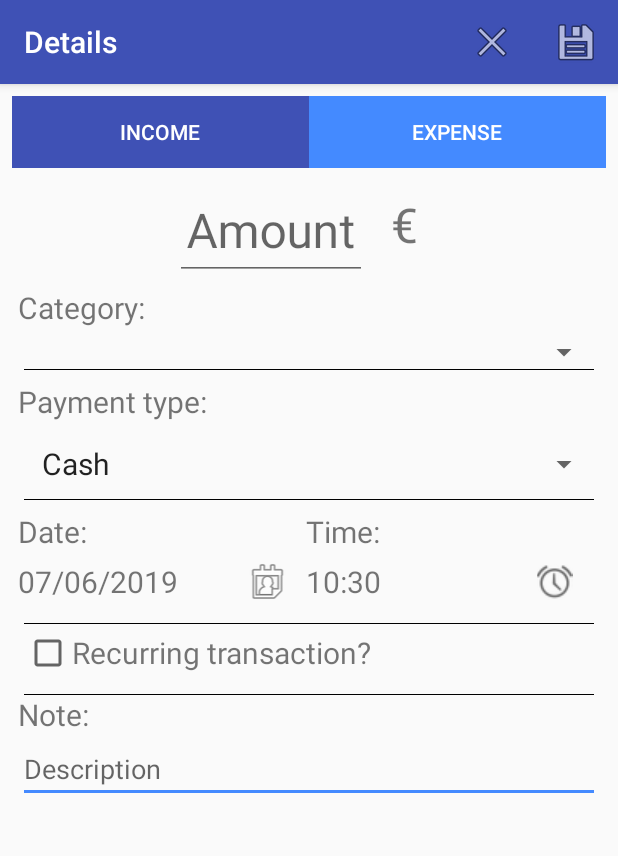
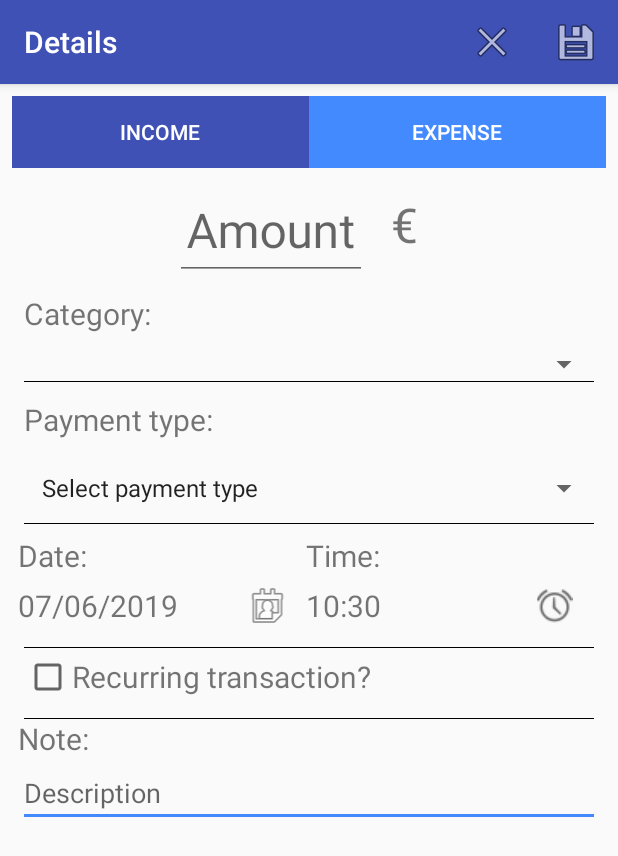
Before and after one commit to kartikprabhu20/YourEuro, an Android app: the DetailInputActivity screen opened directly, with no data from a screen before it, on a phone screen of 412 x 824 dp. Shown: the top 856 px of the screen. Run offline under Robolectric (Android 15) with nearby library versions, the phone set to English and light mode, and no system bars; our stand-ins replace ButterKnife, Room's generated code; libraries missing offline, so code that uses them is left out: android.arch.persistence.

Commit message:
#Error on empty category, payment type. Circular image. DetailInputActivity

```diff
--- a/YourEuro/app/src/main/java/com/artexceptionals/youreuro/DetailInputActivity.java
+++ b/YourEuro/app/src/main/java/com/artexceptionals/youreuro/DetailInputActivity.java
@@ -11,6 +11,8 @@ import android.view.Menu;
 import android.view.MenuItem;
 import android.view.View;
 import android.view.WindowManager;
+import android.view.animation.Animation;
+import android.view.animation.AnimationUtils;
 import android.widget.ArrayAdapter;
 import android.widget.CheckBox;
 import android.widget.DatePicker;
@@ -91,6 +93,12 @@ public class DetailInputActivity extends AppCompatActivity implements View.OnCli
     @BindView(R.id.togglebutton_income)
     ToggleButton incomeToggleButton;
 
+    @BindView(R.id.category_selected_ll)
+    LinearLayout categoryLinearLayout;
+
+    @BindView(R.id.selected_paymenttype)
+    TextView paymentTypeTextView;
+
     MoneyControlManager moneyControlManager;
     ArrayAdapter<Category> categoryAdapter = null;
     CashRecord cashRecord;
@@ -115,10 +123,11 @@ public class DetailInputActivity extends AppCompatActivity implements View.OnCli
         cashRecord = new CashRecord();
         cashRecord.setCashRecordType(Constants.CashRecordType.EXPENSE);
 
+        categoryLinearLayout.setVisibility(View.GONE);
+        paymentTypeTextView.setVisibility(View.GONE);
         ArrayAdapter<CharSequence> paymentTypesAdapter = ArrayAdapter.createFromResource(this,
                 R.array.paymenttypes_array, R.layout.spinner_item);
         paymentTypesAdapter.setDropDownViewResource(android.R.layout.simple_spinner_dropdown_item);
-
         paymentTypeSpinner.setAdapter(paymentTypesAdapter);
 
         categoryAdapter = new CustomCategoryAdapter(this,moneyControlManager.getAllCategories());
@@ -127,8 +136,6 @@ public class DetailInputActivity extends AppCompatActivity implements View.OnCli
 
         ArrayAdapter<CharSequence> scheduleTypesAdapter = ArrayAdapter.createFromResource(this,
                 R.array.schedule_array, R.layout.spinner_item);
-        new ArrayAdapter<String>(this,
-                android.R.layout.simple_spinner_item);
         scheduleTypesAdapter.setDropDownViewResource(android.R.layout.simple_spinner_dropdown_item);
         scheduleSpinner.setAdapter(scheduleTypesAdapter);
 
@@ -166,15 +173,27 @@ public class DetailInputActivity extends AppCompatActivity implements View.OnCli
 
     @Override
     public boolean onOptionsItemSelected(MenuItem item) {
-        // Handle action bar item clicks here. The action bar will
-        // automatically handle clicks on the Home/Up button, so long
-        // as you specify a parent activity in AndroidManifest.xml.
         int id = item.getItemId();
 
-        //noinspection SimplifiableIfStatement
+        Animation shake = AnimationUtils.loadAnimation(this, R.anim.shake);
         if (id == R.id.details_ok) {
             if (amountEditText.getText().toString().equalsIgnoreCase("")) {
                 amountEditText.setError("Amount cannot be empty");
+                amountEditText.requestFocus();
+                amountEditText.startAnimation(shake);
+                return false;
+            }
+            if (categorySpinner.getSelectedItemPosition() == 0) {
+                categorySpinner.startAnimation(shake);
+                categorySpinner.requestFocus();
+                ((TextView)categorySpinner.getSelectedView().findViewById(R.id.category_spinner_Name)).setTextColor(getResources().getColor(R.color.red));
+                ((ImageView)categorySpinner.getSelectedView().findViewById(R.id.category_spinner_image)).setBackgroundColor(getResources().getColor(R.color.highlight_red));
+                return false;
+            }
+            if (paymentTypeSpinner.getSelectedItemPosition() == 0) {
+                paymentTypeSpinner.startAnimation(shake);
+                paymentTypeSpinner.requestFocus();
+                ((TextView)paymentTypeSpinner.getSelectedView()).setTextColor(getResources().getColor(R.color.red));
                 return false;
             }
             saveCashRecord();
--- a/YourEuro/app/src/main/java/com/artexceptionals/youreuro/database/CategoryDatabase.java
+++ b/YourEuro/app/src/main/java/com/artexceptionals/youreuro/database/CategoryDatabase.java
@@ -34,14 +34,13 @@ public abstract class CategoryDatabase extends RoomDatabase {
                                         @Override
                                         public void run() {
                                             List<Category> categoryList = new ArrayList<>();
+                                            categoryList.add(new Category("Select category", context.getResources().getResourceEntryName(R.drawable.ic_add_black_24dp)));
                                             categoryList.add(new Category("Shopping", context.getResources().getResourceEntryName(R.drawable.ic_baseline_shopping)));
                                             categoryList.add(new Category("Transportation",context.getResources().getResourceEntryName(R.drawable.ic_baseline_directions_car)));
                                             categoryList.add(new Category("Education", context.getResources().getResourceEntryName(R.drawable.ic_baseline_cast_for_education)));
                                             categoryList.add(new Category("Entertainment", context.getResources().getResourceEntryName(R.drawable.ic_baseline_movie_filter)));
                                             categoryList.add(new Category("Bills",context.getResources().getResourceEntryName(R.drawable.ic_baseline_local_atm)));
                                             categoryList.add(new Category(" Health",context.getResources().getResourceEntryName(R.drawable.ic_add_medical)));
-
-
                                             getCategoryDatabase(context).categoryDao().insertAll(categoryList);
                                         }
                                     });
--- /dev/null
+++ b/YourEuro/app/src/main/res/anim/shake.xml
@@ -0,0 +1,19 @@
+<?xml version="1.0" encoding="utf-8"?>
+<set xmlns:android="http://schemas.android.com/apk/res/android">
+    <rotate
+        android:duration="70"
+        android:fromDegrees="0"
+        android:interpolator="@android:anim/linear_interpolator"
+        android:pivotX="50%"
+        android:pivotY="50%"
+        android:repeatCount="5"
+        android:repeatMode="reverse"
+        android:toDegrees="0" />
+    <translate
+        android:duration="70"
+        android:fromXDelta="40"
+        android:interpolator="@android:anim/linear_interpolator"
+        android:repeatCount="5"
+        android:repeatMode="reverse"
+        android:toXDelta="-40" />
+</set>
--- a/YourEuro/app/src/main/res/layout/activity_detail.xml
+++ b/YourEuro/app/src/main/res/layout/activity_detail.xml
@@ -113,14 +113,53 @@
                 android:divider="@color/black"
                 android:showDividers="end">
 
+                <LinearLayout
+                    android:layout_width="match_parent"
+                    android:layout_height="wrap_content"
+                    android:orientation="horizontal"
+                    android:padding="@dimen/unit1"
+                    android:dividerPadding="@dimen/unit1"
+                    android:divider="@color/black">
+
                     <TextView
                         android:layout_width="wrap_content"
                         android:layout_height="wrap_content"
                         android:labelFor="@+id/category_spinner"
                         android:text="@string/category"
                         android:textSize="@dimen/unit3_5"
-                    android:paddingBottom="@dimen/unit1"/>
+                        android:paddingBottom="@dimen/unit1"
+                        android:layout_marginRight="@dimen/unit4"/>
 
+                    <LinearLayout
+                        android:layout_width="wrap_content"
+                        android:layout_height="wrap_content"
+                        android:orientation="horizontal"
+                        android:paddingLeft="@dimen/unit2"
+                        android:layout_gravity="center_vertical"
+                        android:id="@+id/category_selected_ll">
+
+
+                        <ImageView
+                            android:id="@+id/category_selected_image"
+                            android:layout_width="@dimen/unit4"
+                            android:layout_height="@dimen/unit4"
+                            android:layout_gravity="center"
+                            android:scaleType="center"
+                            android:background="@color/highlight_blue"
+                            android:src="@drawable/ic_baseline_shopping" />
+
+
+                        <TextView
+                            android:id="@+id/category_selected_Name"
+                            android:paddingLeft="@dimen/unit2"
+                            android:layout_width="wrap_content"
+                            android:layout_height="wrap_content"
+                            android:text="TextView"
+                            android:textSize="@dimen/unit3"
+                            android:layout_gravity="center_vertical"/>
+                    </LinearLayout>
+
+                </LinearLayout>
                 <Spinner
                     style="@style/Widget.AppCompat.DropDownItem.Spinner"
                     android:id="@+id/category_spinner"
@@ -140,13 +179,32 @@
                 android:divider="@color/black"
                 android:showDividers="end">
 
+                <LinearLayout
+                    android:layout_width="match_parent"
+                    android:layout_height="wrap_content"
+                    android:orientation="horizontal"
+                    android:padding="@dimen/unit1"
+                    android:dividerPadding="@dimen/unit1"
+                    android:divider="@color/black">
+
                     <TextView
                         android:layout_width="wrap_content"
                         android:layout_height="wrap_content"
                         android:labelFor="@+id/paymenttype_spinner"
                         android:text="@string/paymenttype"
                         android:textSize="@dimen/unit3_5"
+                        android:paddingBottom="@dimen/unit1"
+                        android:layout_marginRight="@dimen/unit4"/>
+
+                    <TextView
+                        android:layout_width="wrap_content"
+                        android:layout_height="wrap_content"
+                        android:id="@+id/selected_paymenttype"
+                        android:text="@string/paymenttype"
+                        android:textSize="@dimen/unit3_5"
                         android:paddingBottom="@dimen/unit1"/>
+
+                </LinearLayout>
 
                 <Spinner
                     style="@style/Widget.AppCompat.DropDownItem.Spinner"
@@ -296,8 +354,8 @@
                         android:id="@+id/scheduler_spinner"
                         android:layout_width="fill_parent"
                         android:layout_height="wrap_content"
-                        android:scrollbarSize="@dimen/unit4"
-                        android:padding="@dimen/unit1"/>
+                        android:scrollbarSize="@dimen/unit3_5"/>
+
 
                 </LinearLayout>
 
--- a/YourEuro/app/src/main/res/layout/spinner_item.xml
+++ b/YourEuro/app/src/main/res/layout/spinner_item.xml
@@ -6,6 +6,6 @@
     android:layout_width="match_parent"
     android:layout_height="@dimen/unit4_5"
     android:ellipsize="marquee"
-    android:textSize="@dimen/unit3_5"
+    android:textSize="@dimen/unit3"
     android:textAlignment="inherit"
     android:gravity="center_vertical"/>
--- a/YourEuro/app/src/main/res/values/colors.xml
+++ b/YourEuro/app/src/main/res/values/colors.xml
@@ -8,6 +8,7 @@
     <color name="red">#ff0000</color>
     <color name="highlight_red">#ffaaaa</color>
     <color name="highlight_green">#BFFDC1</color>
+    <color name="highlight_blue"> #ccdfff</color>
     <color name="white">#FFFF</color>
 
     <color name="grey">#DDDDDD</color>
--- a/YourEuro/app/src/main/res/values/strings.xml
+++ b/YourEuro/app/src/main/res/values/strings.xml
@@ -41,6 +41,7 @@
     <string name="empty_pin">PIN is empty</string>
 
     <string-array name="paymenttypes_array">
+        <item>Select payment type</item>
         <item>Cash</item>
         <item>Credit Card</item>
         <item>Debit Card</item>
```
Also changed, not shown: YourEuro/app/src/main/java/com/artexceptionals/youreuro/DetailDisplayActivity.java (+14 -12 lines), YourEuro/app/src/main/res/drawable/ic_add_black_24dp.xml (added, +9 -0 lines), YourEuro/app/src/main/res/drawable/ic_add_circle_black_24dp.xml (added, +9 -0 lines), YourEuro/app/src/main/res/layout/cardview_cash_record.xml (+20 -8 lines), YourEuro/app/src/main/res/layout/custom_spinner_row.xml (+5 -3 lines). Lines whose indentation alone changed are shown as unchanged.
